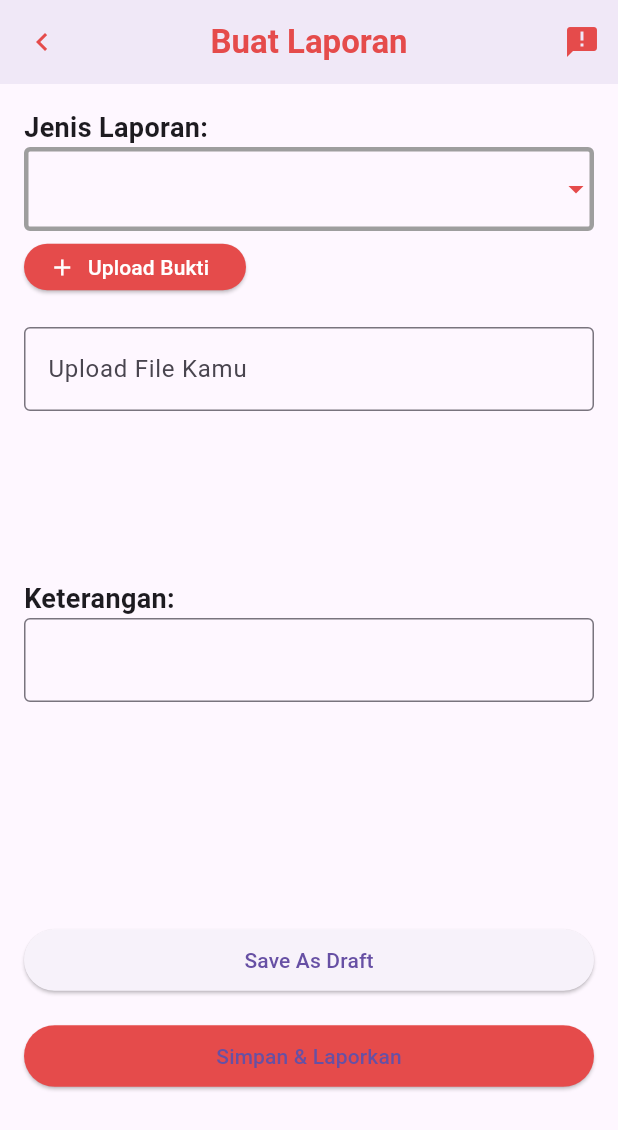
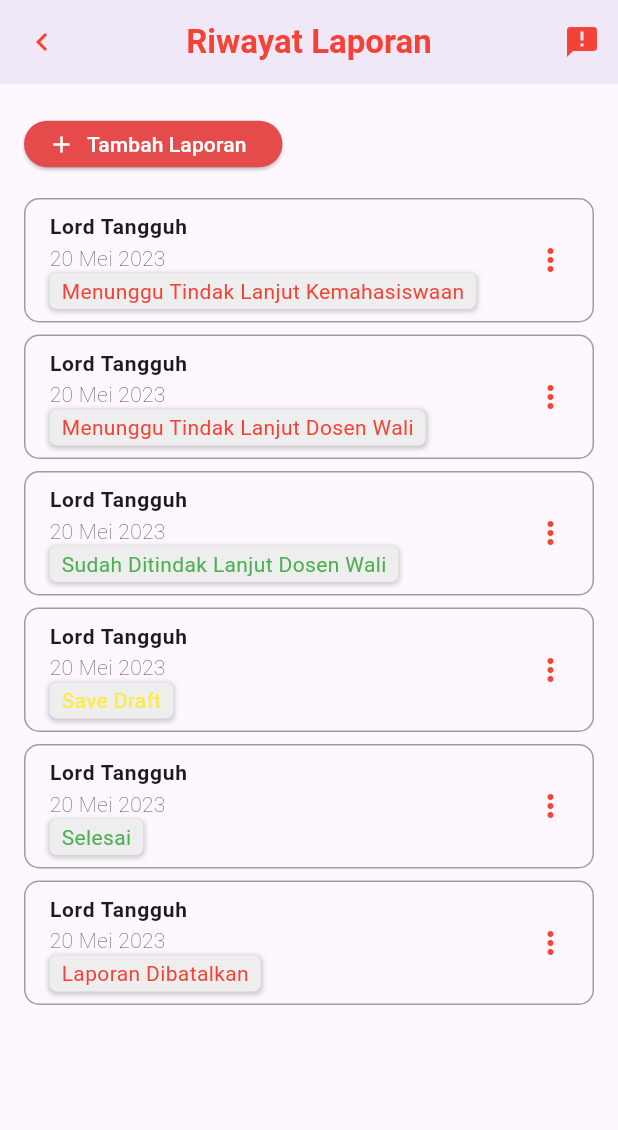
Before and after one commit to tangguhlaks/ayolapor-mobile, a Flutter app: the ReportPage screen opened directly, on a phone screen of 412 x 824 dp. Shown: the top 1130 px of the screen. Run offline on Flutter 3.47's test engine with Material 3 defaults, Android fonts, the phone set to English and light mode, and no system bars; our stand-ins replace shared_preferences; accounts and stored records are empty.

Commit message:
reportpage

```diff
--- a/lib/home.dart
+++ b/lib/home.dart
@@ -1,4 +1,5 @@
 import 'package:ayolapor/homepage.dart';
+import 'package:ayolapor/reportpage.dart';
 import 'package:ayolapor/settingpage.dart';
 import 'package:flutter/material.dart';
 import 'package:shared_preferences/shared_preferences.dart'; // Import the HomePage widget from homepage.dart
@@ -41,7 +42,8 @@ class _HomeState extends State<Home> {
 
   static List<Widget> _widgetOptions(String username) => <Widget>[
         HomePage(),
-        Text('Report Page'),
+        ReportPage(),
+
         Text('News Page'),
         SettingPage(),
       ];
--- a/lib/reportpage.dart
+++ b/lib/reportpage.dart
@@ -1,146 +1,126 @@
 import 'package:flutter/material.dart';
 
-class ReportPage extends StatefulWidget {
-  @override
-  _ReportPageState createState() => _ReportPageState();
-}
-
-class _ReportPageState extends State<ReportPage> {
-  List<String> items = ['Pelecehan', 'Seksual', 'Bullying'];
-  String? selectedItem;
-
+class ReportPage extends StatelessWidget {
   @override
   Widget build(BuildContext context) {
     return Scaffold(
       appBar: AppBar(
         title: const Text(
-          'Buat Laporan',
+          'Riwayat Laporan',
           style: TextStyle(
-              color: Color.fromARGB(255, 229, 75, 75),
-              fontWeight: FontWeight.bold),
+            color: Colors.red,
+            fontWeight: FontWeight.bold,
+          ),
         ),
         centerTitle: true,
         leading: IconButton(
-          icon: Icon(Icons.keyboard_arrow_left,
-              color: Color.fromARGB(255, 229, 75, 75), size: 24),
+          icon: Icon(
+            Icons.keyboard_arrow_left,
+            color: Colors.red,
+            size: 24,
+          ),
           onPressed: () {},
         ),
         actions: <Widget>[
           IconButton(
-            icon: Icon(Icons.announcement,
-                color: Color.fromARGB(255, 229, 75, 75), size: 24),
+            icon: Icon(
+              Icons.announcement,
+              color: Colors.red,
+              size: 24,
+            ),
             onPressed: () {},
           )
         ],
         elevation: 4,
       ),
-      body: Column(
-        crossAxisAlignment: CrossAxisAlignment.start,
-        children: <Widget>[
-          Padding(
+      body: Padding(
         padding: const EdgeInsets.all(16.0),
         child: Column(
           crossAxisAlignment: CrossAxisAlignment.start,
-              children: <Widget>[
-                Text(
-                  'Jenis Laporan:',
-                  style: TextStyle(fontSize: 18, fontWeight: FontWeight.bold),
-                ),
-                DropdownButtonFormField<String>(
-                  iconEnabledColor: Color.fromARGB(255, 229, 75, 75),
-                  decoration: InputDecoration(
-                    enabledBorder: OutlineInputBorder(
-                      borderRadius: BorderRadius.circular(4),
-                      borderSide: BorderSide(width: 3, color: Colors.grey),
-                    ),
-                  ),
-                  value: selectedItem,
-                  items: items
-                      .map((item) => DropdownMenuItem<String>(
-                            value: item,
-                            child: Text(item,
-                                style: TextStyle(
-                                    fontSize: 20,
-                                    color: Color.fromARGB(255, 229, 75, 75))),
-                          ))
-                      .toList(),
-                  onChanged: (item) {
-                    setState(() {
-                      selectedItem = item;
-                    });
-                  },
-                ),
-                Align(
-                  alignment: Alignment.centerLeft,
-                  child: ElevatedButton.icon(
+          children: [
+            ElevatedButton.icon(
               onPressed: () {
                 // Implement your button action here
               },
               icon: Icon(Icons.add, color: Colors.white),
-                    label: Text('Upload Bukti',
-                        style: TextStyle(color: Colors.white)),
+              label:
+                  Text('Tambah Laporan', style: TextStyle(color: Colors.white)),
               style: ButtonStyle(
-                      minimumSize:
-                          MaterialStateProperty.all<Size>(Size(148, 31)),
-                      backgroundColor: MaterialStateProperty.all<Color>(
-                          const Color.fromARGB(255, 229, 75, 75)),
-                    ),
-                  ),
-                ),
-                SizedBox(height: 16),
-                TextField(
-                  decoration: InputDecoration(
-                    border: OutlineInputBorder(),
-                    hintText: 'Upload File Kamu',
-                  ),
-                ),
-                SizedBox(
-                  height: 112,
-                  width: 358,
-                ),
-                Text(
-                  'Keterangan:',
-                  style: TextStyle(fontSize: 18, fontWeight: FontWeight.bold),
-                ),
-                TextField(
-                  decoration: InputDecoration(
-                    border: OutlineInputBorder(),
-                  ),
-                ),
-                SizedBox(
-                  height: 132,
-                  width: 358,
-                ),
-                SizedBox(height: 16),
-                ElevatedButton(
-                  onPressed: () {
-                    // Implement your first button action here
-                  },
-                  child: Text('Save As Draft'),
-                  style: ButtonStyle(
-                    minimumSize:
-                          MaterialStateProperty.all<Size>(Size(541, 41)),
-                  ),
-                ),
-                SizedBox(height: 16),
-                ElevatedButton(
-                  onPressed: () {
-                    // Implement your second button action here
-                  },
-                  child: Text('Simpan & Laporkan'),
-                  style: ButtonStyle(
-                    minimumSize:
-                          MaterialStateProperty.all<Size>(Size(541, 41)),
+                minimumSize: MaterialStateProperty.all<Size>(Size(148, 31)),
                 backgroundColor: MaterialStateProperty.all<Color>(
                   const Color.fromARGB(255, 229, 75, 75),
                 ),
               ),
             ),
+            SizedBox(height: 8),
+            Column(
+              children: [
+                buildOption('Lord Tangguh', Icons.more_vert, '20 Mei 2023',
+                    'Menunggu Tindak Lanjut Kemahasiswaan'),
+                buildOption('Lord Tangguh', Icons.more_vert, '20 Mei 2023',
+                    'Menunggu Tindak Lanjut Dosen Wali'),
+                buildOption('Lord Tangguh', Icons.more_vert, '20 Mei 2023',
+                    'Sudah Ditindak Lanjut Dosen Wali'),
+                buildOption('Lord Tangguh', Icons.more_vert, '20 Mei 2023',
+                    'Save Draft'),
+                buildOption(
+                    'Lord Tangguh', Icons.more_vert, '20 Mei 2023', 'Selesai'),
+                buildOption('Lord Tangguh', Icons.more_vert, '20 Mei 2023',
+                    'Laporan Dibatalkan'),
               ],
             ),
-          )
+            SizedBox(height: 8),
           ],
+        ),
       ),
     );
   }
 }
+
+Widget buildOption(String text, IconData icon, String date, String status) {
+  Color statusColor = Colors.red;
+  if (status == 'Selesai' || status == 'Sudah Ditindak Lanjut Dosen Wali') {
+    statusColor = Colors.green;
+  } else if (status == 'Save Draft') {
+    statusColor = Colors.yellow;
+  }
+
+  return Container(
+    margin: EdgeInsets.symmetric(vertical: 4),
+    decoration: BoxDecoration(
+      borderRadius: BorderRadius.circular(10),
+      border: Border.all(color: Colors.grey),
+    ),
+    child: ListTile(
+      contentPadding: EdgeInsets.symmetric(horizontal: 16),
+      title: Text(text,
+          style: TextStyle(fontWeight: FontWeight.bold, fontSize: 14)),
+      subtitle: Column(
+        crossAxisAlignment: CrossAxisAlignment.start,
+        children: [
+          Text(date, style: TextStyle(fontWeight: FontWeight.w100)),
+          Container(
+            padding: EdgeInsets.symmetric(vertical: 2, horizontal: 8),
+            decoration: BoxDecoration(
+              color: Colors.grey[200],
+              borderRadius: BorderRadius.circular(5),
+              boxShadow: [
+                BoxShadow(
+                  color: Colors.grey.withOpacity(0.5),
+                  spreadRadius: 1,
+                  blurRadius: 2,
+                  offset: Offset(0, 1), // changes position of shadow
+                ),
+              ],
+            ),
+            child: Text(
+              status,
+              style: TextStyle(color: statusColor),
+            ),
+          ),
+        ],
+      ),
+      trailing: Icon(icon, color: Colors.red, size: 24),
+    ),
+  );
+}
```
Lines whose indentation alone changed are shown as unchanged.
